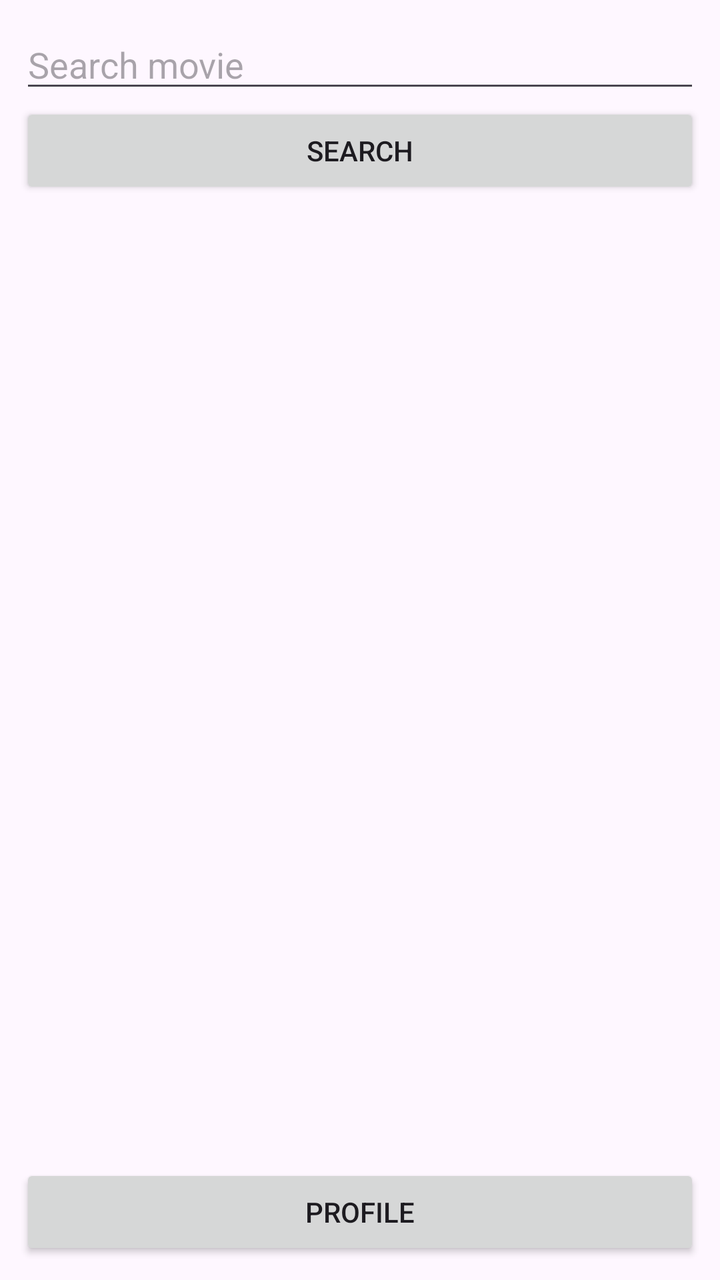
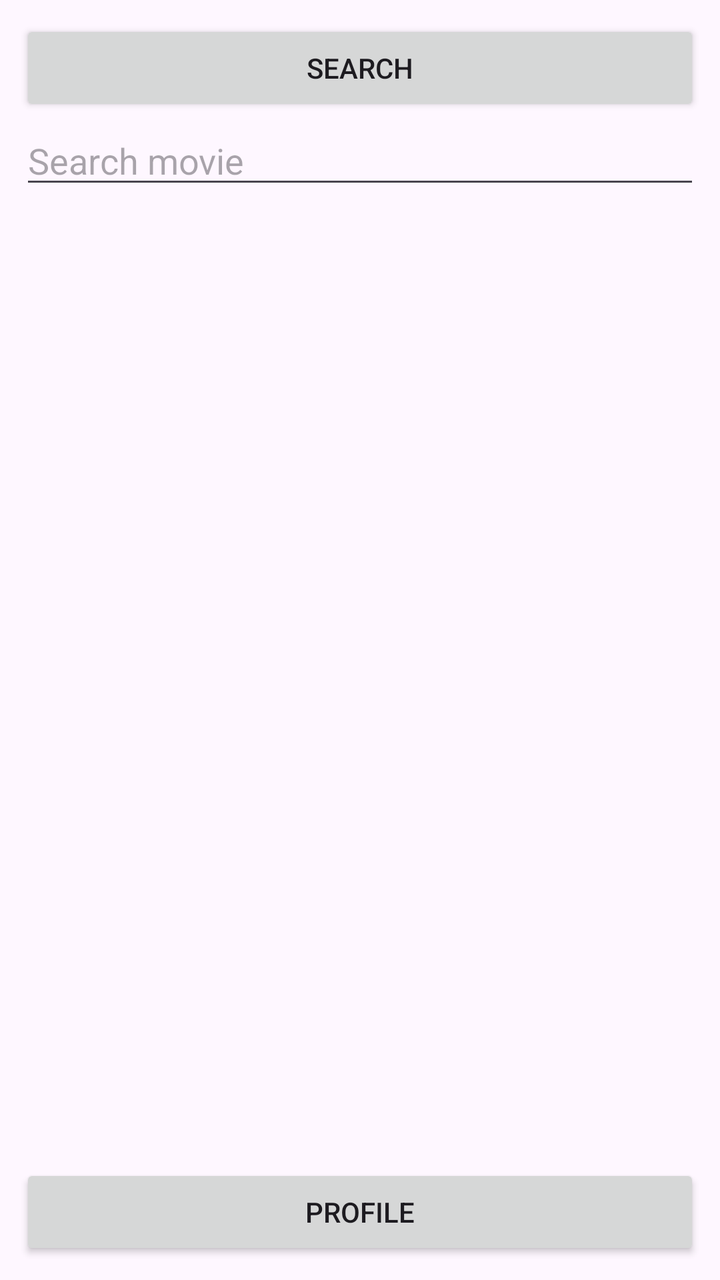

An Android layout rendered at two revisions. The XML below is the earlier revision; the diff shows what the commit changed to produce the second picture.
<!-- AndroidManifest.xml: application theme Theme.Flixgo -->
<!-- res/layout/activity_main.xml -->
<?xml version="1.0" encoding="utf-8"?>
<LinearLayout
    xmlns:android="http://schemas.android.com/apk/res/android"
    xmlns:app="http://schemas.android.com/apk/res-auto"
    android:layout_width="match_parent"
    android:layout_height="match_parent"
    android:orientation="vertical"
    android:padding="10dp">

    <EditText
        android:id="@+id/etSearch"
        android:layout_width="match_parent"
        android:layout_height="wrap_content"
        android:hint="Search movie"/>

    <Button
        android:id="@+id/btnSearch"
        android:layout_width="match_parent"
        android:layout_height="wrap_content"
        android:text="Search"/>

    <androidx.recyclerview.widget.RecyclerView
        android:id="@+id/recyclerMovies"
        android:layout_width="match_parent"
        android:layout_height="0dp"
        android:layout_weight="1"/>

    <Button
        android:id="@+id/btnProfile"
        android:layout_width="match_parent"
        android:layout_height="wrap_content"
        android:text="Profile"/>

</LinearLayout>
<!-- resources referenced by this layout -->
<resources>
  <style name="Theme.Flixgo" parent="Base.Theme.Flixgo" />
  <style name="Base.Theme.Flixgo" parent="Theme.Material3.DayNight.NoActionBar">
          
          
      </style>
</resources>

<!-- the commit's change to res/layout/activity_main.xml (unified diff, before → after) -->
@@ -7,23 +7,23 @@
     android:orientation="vertical"
     android:padding="10dp">
 
+    <Button
+        android:id="@+id/btnSearch"
+        android:layout_width="match_parent"
+        android:layout_height="wrap_content"
+        android:text="Search" />
+
     <EditText
         android:id="@+id/etSearch"
         android:layout_width="match_parent"
         android:layout_height="wrap_content"
-        android:hint="Search movie"/>
-
-    <Button
-        android:id="@+id/btnSearch"
-        android:layout_width="match_parent"
-        android:layout_height="wrap_content"
-        android:text="Search"/>
+        android:hint="Search movie" />
 
     <androidx.recyclerview.widget.RecyclerView
         android:id="@+id/recyclerMovies"
         android:layout_width="match_parent"
-        android:layout_height="0dp"
-        android:layout_weight="1"/>
+        android:layout_height="528dp"
+        android:layout_weight="1" />
 
     <Button
         android:id="@+id/btnProfile"
